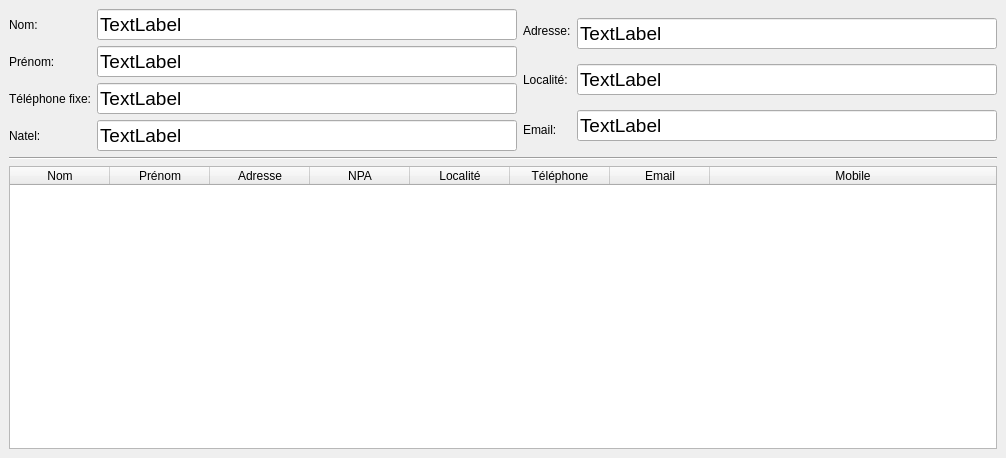
First picture: the form in sploks/views/contract_form.ui, repository LPOdev/Sploks, before the edit.
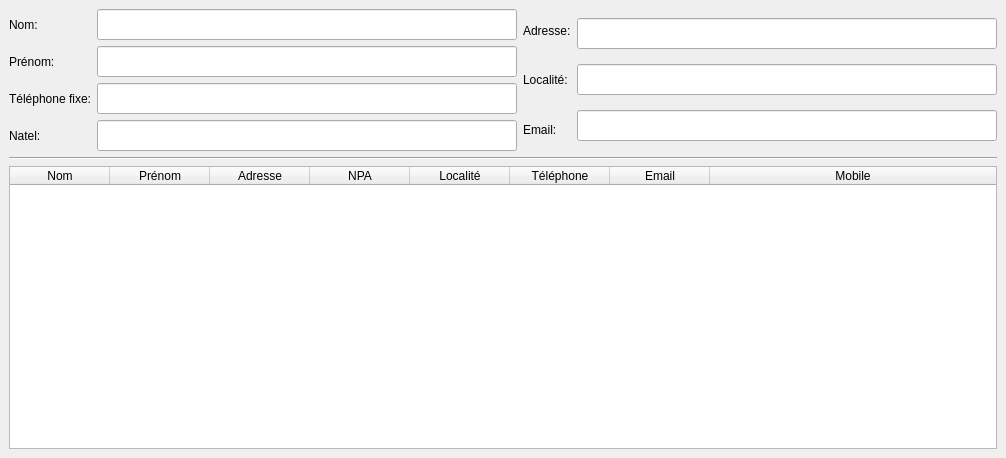
Second picture: the form after the edit.

Commit message: T9 Désactiver le mode ReadOnly des inputs

Patch:
```diff
--- a/sploks/views/contract_form.ui
+++ b/sploks/views/contract_form.ui
@@ -121,10 +121,10 @@
          <string notr="true">font: 87 14pt &quot;Arial&quot;;</string>
         </property>
         <property name="text">
-         <string>TextLabel</string>
+         <string/>
         </property>
         <property name="readOnly">
-         <bool>true</bool>
+         <bool>false</bool>
         </property>
        </widget>
       </item>
@@ -143,10 +143,10 @@
          <string notr="true">font: 87 14pt &quot;Arial&quot;;</string>
         </property>
         <property name="text">
-         <string>TextLabel</string>
+         <string/>
         </property>
         <property name="readOnly">
-         <bool>true</bool>
+         <bool>false</bool>
         </property>
        </widget>
       </item>
@@ -165,10 +165,10 @@
          <string notr="true">font: 87 14pt &quot;Arial&quot;;</string>
         </property>
         <property name="text">
-         <string>TextLabel</string>
+         <string/>
         </property>
         <property name="readOnly">
-         <bool>true</bool>
+         <bool>false</bool>
         </property>
        </widget>
       </item>
@@ -235,10 +235,10 @@
          <string notr="true">font: 87 14pt &quot;Arial&quot;;</string>
         </property>
         <property name="text">
-         <string>TextLabel</string>
+         <string/>
         </property>
         <property name="readOnly">
-         <bool>true</bool>
+         <bool>false</bool>
         </property>
        </widget>
       </item>
@@ -257,10 +257,10 @@
          <string notr="true">font: 87 14pt &quot;Arial&quot;;</string>
         </property>
         <property name="text">
-         <string>TextLabel</string>
+         <string/>
         </property>
         <property name="readOnly">
-         <bool>true</bool>
+         <bool>false</bool>
         </property>
        </widget>
       </item>
@@ -279,10 +279,10 @@
          <string notr="true">font: 87 14pt &quot;Arial&quot;;</string>
         </property>
         <property name="text">
-         <string>TextLabel</string>
+         <string/>
         </property>
         <property name="readOnly">
-         <bool>true</bool>
+         <bool>false</bool>
         </property>
        </widget>
       </item>
@@ -301,10 +301,10 @@
          <string notr="true">font: 87 14pt &quot;Arial&quot;;</string>
         </property>
         <property name="text">
-         <string>TextLabel</string>
+         <string/>
         </property>
         <property name="readOnly">
-         <bool>true</bool>
+         <bool>false</bool>
         </property>
        </widget>
       </item>
```
Left out of the diff: 3 changed lines with no effect on the pictures.
